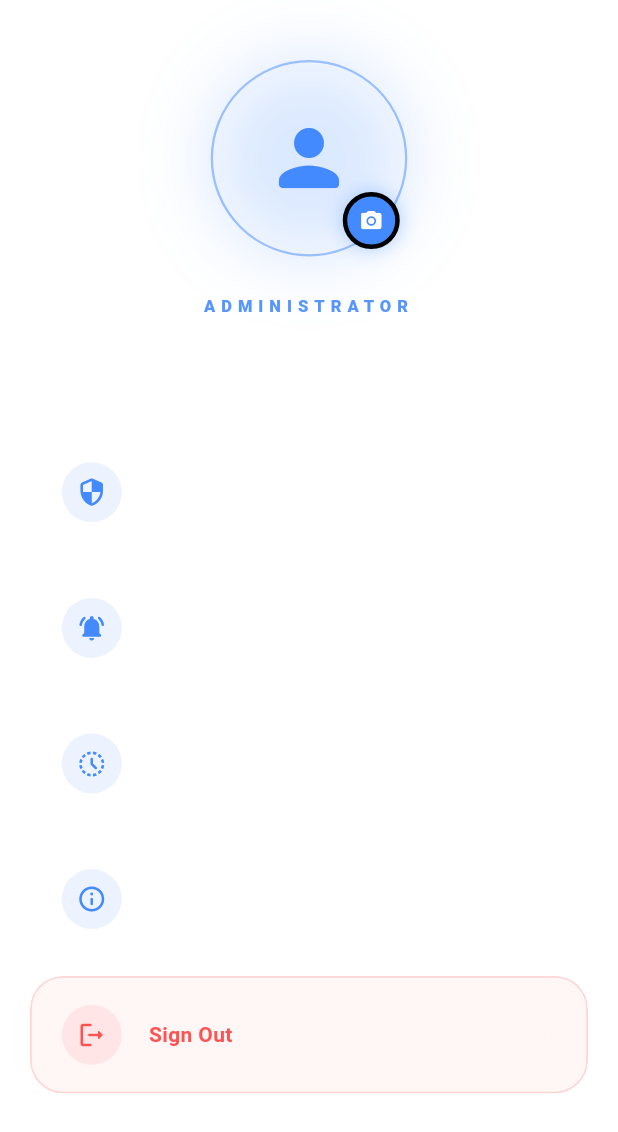
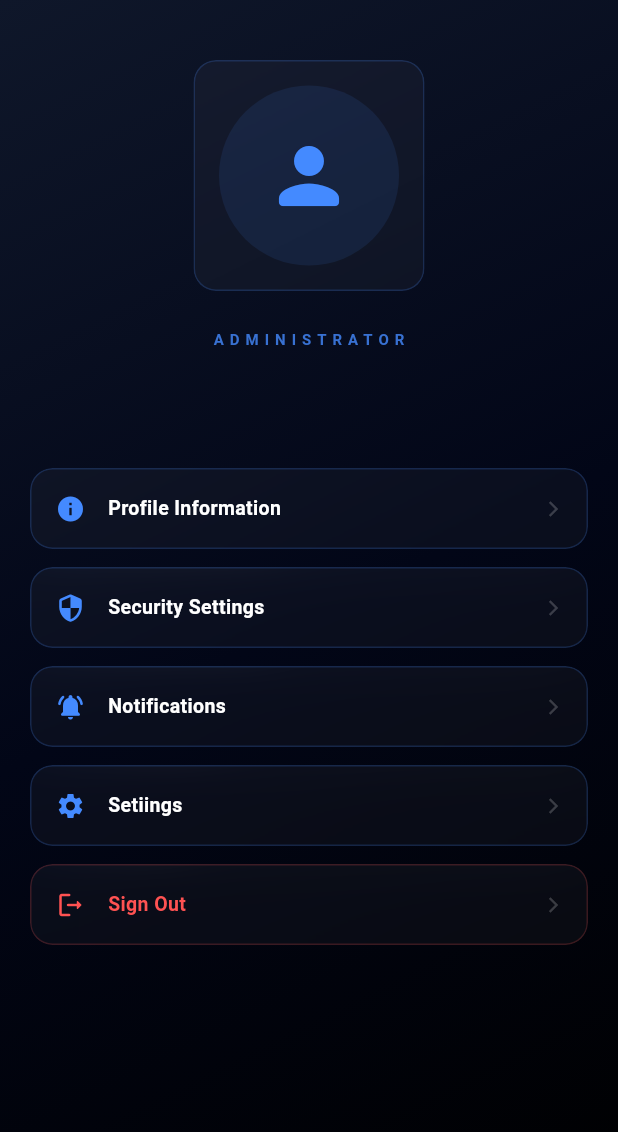
Before and after one commit to Rex042301/exizta.com, a Flutter app: the AdminProfile screen opened directly, on a phone screen of 412 x 824 dp. Shown: the top 1132 px of the screen. Run offline on Flutter 3.47's test engine with Material 3 defaults, Android fonts, the phone set to English and light mode, and no system bars; our stand-ins replace audioplayers, cloud_firestore, csv, firebase_auth, firebase_core, flutter_map and 6 more; accounts and stored records are empty; network calls fail.

Commit message:
Update: Refined clear glass UI and fixed navbar alignment

```diff
--- a/lib/admin/admin_profile.dart
+++ b/lib/admin/admin_profile.dart
@@ -9,8 +9,20 @@ class AdminProfile extends StatelessWidget {
   @override
   Widget build(BuildContext context) {
     return Scaffold(
-      backgroundColor: Colors.transparent, // Mahalaga para sa Dashboard BG
-      body: SafeArea(
+      backgroundColor: Colors.black, // Dark background para lumitaw ang glass
+      body: Stack(
+        children: [
+          // Gradient Background (Katulad ng AdminHome)
+          Container(
+            decoration: const BoxDecoration(
+              gradient: LinearGradient(
+                begin: Alignment.topLeft,
+                end: Alignment.bottomRight,
+                colors: [Color(0xFF0F172A), Color(0xFF020617), Colors.black],
+              ),
+            ),
+          ),
+          SafeArea(
             child: LayoutBuilder(
               builder: (context, constraints) {
                 if (constraints.maxWidth > 900) {
@@ -20,6 +32,8 @@ class AdminProfile extends StatelessWidget {
                 }
               },
             ),
+          ),
+        ],
       ),
     );
   }
@@ -45,34 +59,22 @@ class AdminProfile extends StatelessWidget {
   Widget _buildDesktopView(BuildContext context) {
     return Center(
       child: Container(
-        // Nilimitahan ang width para dikit ang profile at settings
         constraints: const BoxConstraints(maxWidth: 900),
         padding: const EdgeInsets.symmetric(horizontal: 40),
         child: Row(
           mainAxisAlignment: MainAxisAlignment.center,
-          crossAxisAlignment: CrossAxisAlignment.center,
           children: [
-            // Left Side: Avatar and Info
-            Expanded(
-              flex: 1,
-              child: _buildProfileHeader(context, isDesktop: true),
-            ),
-
-            // Subtle Vertical Divider
+            Expanded(flex: 1, child: _buildProfileHeader(context, isDesktop: true)),
+            // Divider na glass din
             Container(
               height: 250,
               width: 1,
               color: Colors.white.withOpacity(0.1),
               margin: const EdgeInsets.symmetric(horizontal: 60),
             ),
-
-            // Right Side: Settings List
             Expanded(
               flex: 1,
-              child: SingleChildScrollView(
-                physics: const NeverScrollableScrollPhysics(),
               child: _buildActionList(context),
-              ),
             ),
           ],
         ),
@@ -80,79 +82,47 @@ class AdminProfile extends StatelessWidget {
     );
   }
 
-  // --- REUSABLE COMPONENTS ---
+  // --- GLASS COMPONENT (ANG SIKRETO SA LINAW) ---
+  Widget _glassTile({required Widget child, Color statusColor = Colors.blueAccent}) {
+    return ClipRRect(
+      borderRadius: BorderRadius.circular(15),
+      child: BackdropFilter(
+        // Sigma 15-20 ay ang pinakamalinaw na glass look sa Flutter
+        filter: ImageFilter.blur(sigmaX: 20, sigmaY: 20),
+        child: Container(
+          padding: const EdgeInsets.all(16),
+          decoration: BoxDecoration(
+            borderRadius: BorderRadius.circular(15),
+            // Sobrang nipis na border para magmukhang glass edge
+            border: Border.all(
+              color: statusColor.withOpacity(0.2),
+              width: 1.0,
+            ),
+            // Translucent black para hindi "washed out" ang text
+            color: Colors.white.withOpacity(0.03),
+          ),
+          child: child,
+        ),
+      ),
+    );
+  }
 
   Widget _buildProfileHeader(BuildContext context, {required bool isDesktop}) {
     final user = FirebaseAuth.instance.currentUser;
-
     return Column(
       mainAxisSize: MainAxisSize.min,
       children: [
-        // GLOWING AVATAR STACK
-        Stack(
-          children: [
-            Container(
-              padding: const EdgeInsets.all(4),
-              decoration: BoxDecoration(
-                shape: BoxShape.circle,
-                border: Border.all(color: Colors.blueAccent.withOpacity(0.5), width: 1.5),
-                boxShadow: [
-                  BoxShadow(
-                    color: Colors.blueAccent.withOpacity(0.2),
-                    blurRadius: 40,
-                    spreadRadius: 2,
-                  )
-                ],
-              ),
+        _glassTile(
           child: CircleAvatar(
-                radius: isDesktop ? 70 : 60, // Mas malaki konti sa desktop
-                backgroundColor: Colors.white.withOpacity(0.05),
+            radius: isDesktop ? 70 : 60,
+            backgroundColor: Colors.blueAccent.withOpacity(0.1),
             child: Icon(Icons.person_rounded, size: isDesktop ? 70 : 60, color: Colors.blueAccent),
           ),
         ),
-            Positioned(
-              bottom: 5,
-              right: 5,
-              child: GestureDetector(
-                onTap: () => _showImageSourceDialog(context),
-                child: Container(
-                  height: 38,
-                  width: 38,
-                  decoration: BoxDecoration(
-                      color: Colors.blueAccent,
-                      shape: BoxShape.circle,
-                      border: Border.all(color: Colors.black, width: 3),
-                      boxShadow: [
-                        BoxShadow(color: Colors.blueAccent.withOpacity(0.4), blurRadius: 10)
-                      ]
-                  ),
-                  child: const Icon(Icons.camera_alt_rounded, size: 16, color: Colors.white),
-                ),
-              ),
-            ),
-          ],
-        ),
         const SizedBox(height: 25),
-        Text(
-          "ADMINISTRATOR",
-          textAlign: TextAlign.center,
-          style: TextStyle(
-            color: Colors.blueAccent.withOpacity(0.9),
-            fontSize: 11,
-            fontWeight: FontWeight.w900,
-            letterSpacing: 4,
-          ),
-        ),
-        const SizedBox(height: 8),
-        Text(
-          user?.email ?? "admin@aiper.com",
-          textAlign: TextAlign.center,
-          style: TextStyle(
-              color: Colors.white,
-              fontSize: isDesktop ? 24 : 20,
-              fontWeight: FontWeight.w800
-          ),
-        ),
+        Text("ADMINISTRATOR", style: TextStyle(color: Colors.blueAccent.withOpacity(0.8), fontSize: 10, letterSpacing: 4, fontWeight: FontWeight.bold)),
+        const SizedBox(height: 10),
+        Text(user?.email ?? "admin@aiper.com", style: const TextStyle(color: Colors.white, fontSize: 20, fontWeight: FontWeight.bold)),
       ],
     );
   }
@@ -160,135 +130,37 @@ class AdminProfile extends StatelessWidget {
   Widget _buildActionList(BuildContext context) {
     return Column(
       children: [
-        _buildGlassTile(Icons.security_rounded, "Security Settings"),
-        const SizedBox(height: 12),
-        _buildGlassTile(Icons.notifications_active_rounded, "Notification Preferences"),
-        const SizedBox(height: 12),
-        _buildGlassTile(Icons.history_toggle_off_rounded, "Emergency Logs"),
-        const SizedBox(height: 12),
-        _buildGlassTile(Icons.info_outline_rounded, "App Version"),
-        const SizedBox(height: 12),
-        _buildGlassTile(
-          Icons.logout_rounded,
-          "Sign Out",
-          isDestructive: true,
-          onTap: () async {
+
+        _actionItem(Icons.info, "Profile Information"),
+        _actionItem(Icons.security_rounded, "Security Settings"),
+        _actionItem(Icons.notifications_active_rounded, "Notifications"),
+        _actionItem(Icons.settings, "Setiings"),
+        _actionItem(Icons.logout_rounded, "Sign Out", isDestructive: true, onTap: () async {
           await FirebaseAuth.instance.signOut();
-            if (context.mounted) {
-              Navigator.of(context).pushAndRemoveUntil(
-                MaterialPageRoute(builder: (context) => const LoginPage()),
-                    (route) => false,
-              );
-            }
-          },
-        ),
+          Navigator.of(context).pushAndRemoveUntil(MaterialPageRoute(builder: (context) => const LoginPage()), (route) => false);
+        }),
       ],
     );
   }
 
-  Widget _buildGlassTile(IconData icon, String title, {bool isDestructive = false, VoidCallback? onTap}) {
-    return ClipRRect(
-      borderRadius: BorderRadius.circular(22),
-      child: BackdropFilter(
-        filter: ImageFilter.blur(sigmaX: 15, sigmaY: 15),
+  Widget _actionItem(IconData icon, String title, {bool isDestructive = false, VoidCallback? onTap}) {
+    return Padding(
+      padding: const EdgeInsets.only(bottom: 12),
       child: InkWell(
-          onTap: onTap ?? () {},
-          child: Container(
-            padding: const EdgeInsets.symmetric(vertical: 18, horizontal: 20),
-            decoration: BoxDecoration(
-              color: isDestructive ? Colors.redAccent.withOpacity(0.05) : Colors.white.withOpacity(0.05),
-              borderRadius: BorderRadius.circular(22),
-              border: Border.all(
-                  color: isDestructive ? Colors.redAccent.withOpacity(0.2) : Colors.white.withOpacity(0.12),
-                  width: 1.2
-              ),
-            ),
+        onTap: onTap,
+        child: _glassTile(
+          statusColor: isDestructive ? Colors.redAccent : Colors.blueAccent,
           child: Row(
             children: [
-                Container(
-                  padding: const EdgeInsets.all(10),
-                  decoration: BoxDecoration(
-                      color: isDestructive ? Colors.redAccent.withOpacity(0.1) : Colors.blueAccent.withOpacity(0.1),
-                      shape: BoxShape.circle
-                  ),
-                  child: Icon(icon, color: isDestructive ? Colors.redAccent : Colors.blueAccent, size: 20),
-                ),
-                const SizedBox(width: 18),
-                Text(
-                    title,
-                    style: TextStyle(
-                        color: isDestructive ? Colors.redAccent : Colors.white,
-                        fontSize: 14,
-                        fontWeight: FontWeight.w700
-                    )
-                ),
+              Icon(icon, color: isDestructive ? Colors.redAccent : Colors.blueAccent, size: 20),
+              const SizedBox(width: 15),
+              Text(title, style: TextStyle(color: isDestructive ? Colors.redAccent : Colors.white, fontSize: 13, fontWeight: FontWeight.w600)),
               const Spacer(),
-                Icon(
-                    Icons.arrow_forward_ios_rounded,
-                    color: Colors.white.withOpacity(0.2),
-                    size: 12
-                ),
-              ],
-            ),
-          ),
-        ),
-      ),
-    );
-  }
-
-  void _showImageSourceDialog(BuildContext context) {
-    showModalBottomSheet(
-      context: context,
-      backgroundColor: Colors.transparent,
-      builder: (context) => BackdropFilter(
-        filter: ImageFilter.blur(sigmaX: 20, sigmaY: 20),
-        child: Container(
-          padding: const EdgeInsets.all(25),
-          decoration: BoxDecoration(
-            color: Colors.black.withOpacity(0.8),
-            borderRadius: const BorderRadius.vertical(top: Radius.circular(30)),
-            border: Border.all(color: Colors.white.withOpacity(0.1)),
-          ),
-          child: Column(
-            mainAxisSize: MainAxisSize.min,
-            children: [
-              Container(width: 40, height: 4, decoration: BoxDecoration(color: Colors.white24, borderRadius: BorderRadius.circular(10))),
-              const SizedBox(height: 20),
-              const Text("Change Profile Picture", style: TextStyle(color: Colors.white, fontWeight: FontWeight.w900, fontSize: 18)),
-              const SizedBox(height: 25),
-              Row(
-                mainAxisAlignment: MainAxisAlignment.spaceEvenly,
-                children: [
-                  _buildSourceOption(context, Icons.photo_library_rounded, "Gallery"),
-                  _buildSourceOption(context, Icons.camera_enhance_rounded, "Camera"),
-                ],
-              ),
-              const SizedBox(height: 20),
+              Icon(Icons.arrow_forward_ios, color: Colors.white.withOpacity(0.2), size: 12),
             ],
           ),
         ),
       ),
     );
   }
-
-  Widget _buildSourceOption(BuildContext context, IconData icon, String label) {
-    return GestureDetector(
-      onTap: () => Navigator.pop(context),
-      child: Column(
-        children: [
-          Container(
-            padding: const EdgeInsets.all(18),
-            decoration: BoxDecoration(
-              color: Colors.blueAccent.withOpacity(0.1),
-              shape: BoxShape.circle,
-              border: Border.all(color: Colors.blueAccent.withOpacity(0.3)),
-            ),
-            child: Icon(icon, color: Colors.blueAccent, size: 30),
-          ),
-          const SizedBox(height: 10),
-          Text(label, style: const TextStyle(color: Colors.white, fontSize: 12, fontWeight: FontWeight.bold)),
-        ],
-      ),
-    );
 }
-}
```
Also changed, not shown: lib/admin/admin_dashboard.dart (+87 -118 lines), lib/admin/admin_home.dart (+12 -12 lines). Lines whose indentation alone changed are shown as unchanged.
